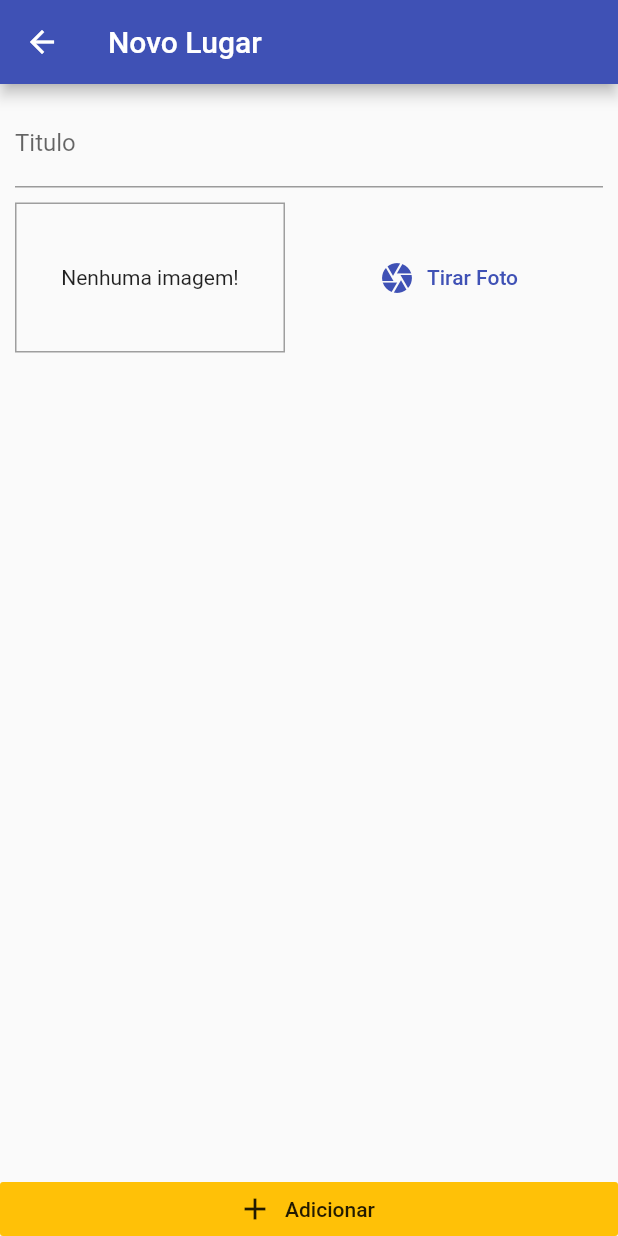
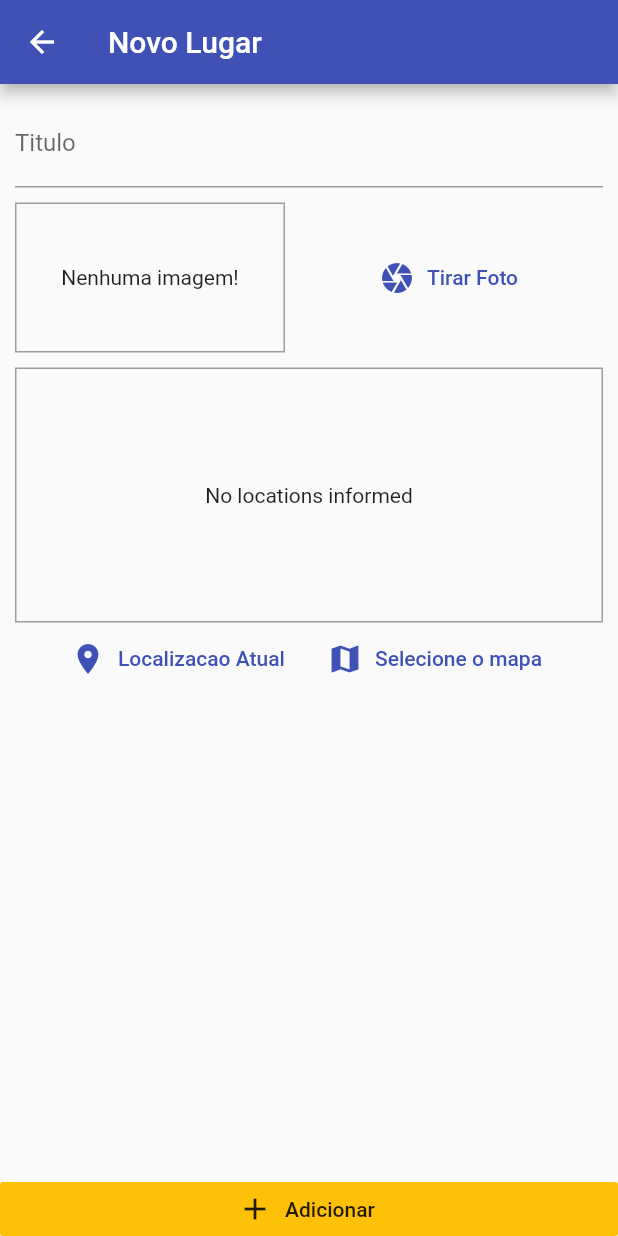
Before and after one commit to avelar42/greatPlaces, a Flutter app: the PlaceFormScreen screen opened by its route, on a phone screen of 412 x 824 dp. Run offline on Flutter 3.47's test engine with Material 2 defaults, Android fonts, the phone set to English and light mode, and no system bars; our stand-ins replace image_picker, location, sqflite; accounts and stored records are empty.

Commit message:
capturar localizacao

```diff
--- a/lib/screens/place_form_screen.dart
+++ b/lib/screens/place_form_screen.dart
@@ -2,6 +2,7 @@ import 'dart:io';
 import 'package:flutter/material.dart';
 import 'package:great_places/providers/great_places.dart';
 import 'package:great_places/widgets/image_input.dart';
+import 'package:great_places/widgets/location_input.dart';
 import 'package:provider/provider.dart';
 
 class PlaceFormScreen extends StatefulWidget {
@@ -52,7 +53,9 @@ class _PlaceFormScreenState extends State<PlaceFormScreen> {
                       ),
                     ),
                     SizedBox(height: 10),
-                    ImageInput(this._selectImage)
+                    ImageInput(this._selectImage),
+                    SizedBox(height: 10),
+                    LocationInput()
                   ],
                 ),
               ),
--- /dev/null
+++ b/lib/widgets/location_input.dart
@@ -0,0 +1,58 @@
+import 'package:flutter/material.dart';
+import 'package:location/location.dart';
+
+class LocationInput extends StatefulWidget {
+  const LocationInput({Key? key}) : super(key: key);
+
+  @override
+  _LocationInputState createState() => _LocationInputState();
+}
+
+class _LocationInputState extends State<LocationInput> {
+  String? _previewImageUrl;
+
+  Future<void> _getCurrentUserLocation() async {
+    final locData = await Location().getLocation();
+    print(locData.latitude);
+    print(locData.longitude);
+  }
+
+  @override
+  Widget build(BuildContext context) {
+    return Column(
+      children: [
+        Container(
+          height: 170,
+          width: double.infinity,
+          alignment: Alignment.center,
+          decoration:
+              BoxDecoration(border: Border.all(width: 1, color: Colors.grey)),
+          child: _previewImageUrl == null
+              ? Text('No locations informed')
+              : Image.network(
+                  _previewImageUrl!,
+                  fit: BoxFit.cover,
+                  width: double.infinity,
+                ),
+        ),
+        Row(
+          mainAxisAlignment: MainAxisAlignment.center,
+          children: [
+            FlatButton.icon(
+              onPressed: _getCurrentUserLocation,
+              icon: Icon(Icons.location_on),
+              label: Text('Localizacao Atual'),
+              textColor: Theme.of(context).primaryColor,
+            ),
+            FlatButton.icon(
+              onPressed: null,
+              icon: Icon(Icons.map),
+              label: Text('Selecione o mapa'),
+              textColor: Theme.of(context).primaryColor,
+            )
+          ],
+        )
+      ],
+    );
+  }
+}
--- a/pubspec.yaml
+++ b/pubspec.yaml
@@ -38,8 +38,7 @@ dependencies:
   path_provider: ^2.0.12
   path: ^1.8.1
   sqflite: ^2.0.1
-
-
+  location: ^4.4.0
 
 dev_dependencies:
   flutter_test:
```
Also changed, not shown: pubspec.lock, 1 other file.
